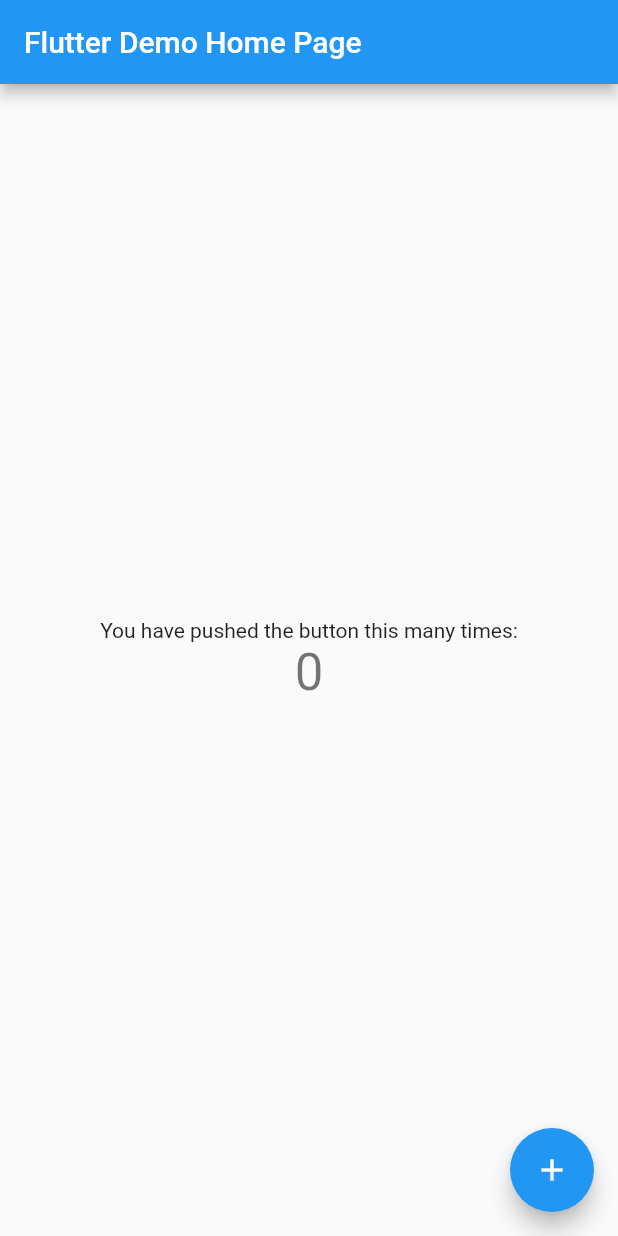
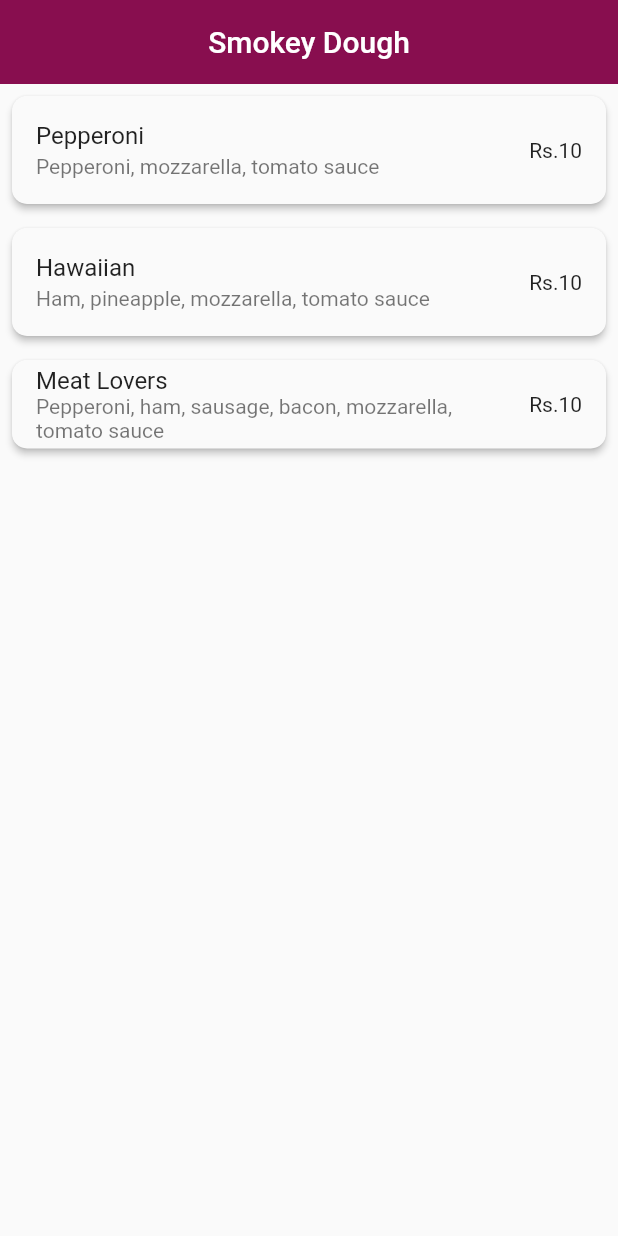
Before and after one commit to akshaykamath45/Flutter_Login, a Flutter app: the screen it shows after launch, on a phone screen of 412 x 824 dp. Run offline on Flutter 3.47's test engine with Material 2 defaults, Android fonts, the light colour scheme and no system bars.

Commit message:
models and dummy data added ✅

```diff
--- /dev/null
+++ b/lib/constants/strings.dart
@@ -0,0 +1,2 @@
+//Strings
+const String appName = 'Smokey Dough';
--- /dev/null
+++ b/lib/data/pizza_dummy_data.dart
@@ -0,0 +1,38 @@
+import 'package:smokey_dough/models/pizza.dart';
+
+List<PizzaModel> pizzaData = [
+  PizzaModel(
+    id: '1',
+    name: 'Pepperoni',
+    description: 'Pepperoni, mozzarella, tomato sauce',
+    ingredients: ['Pepperoni', 'Mozzarella', 'Tomato Sauce'],
+    images: ['assets/images/pizza1.png', 'assets/images/pizza2.png'],
+    quantity: 1,
+    price: 10,
+  ),
+  PizzaModel(
+    id: '2',
+    name: 'Hawaiian',
+    description: 'Ham, pineapple, mozzarella, tomato sauce',
+    ingredients: ['Ham', 'Pineapple', 'Mozzarella', 'Tomato Sauce'],
+    images: ['assets/images/pizza1.png', 'assets/images/pizza2.png'],
+    quantity: 1,
+    price: 10,
+  ),
+  PizzaModel(
+    id: '3',
+    name: 'Meat Lovers',
+    description: 'Pepperoni, ham, sausage, bacon, mozzarella, tomato sauce',
+    ingredients: [
+      'Pepperoni',
+      'Ham',
+      'Sausage',
+      'Bacon',
+      'Mozzarella',
+      'Tomato Sauce'
+    ],
+    images: ['assets/images/pizza1.png', 'assets/images/pizza2.png'],
+    quantity: 1,
+    price: 10,
+  ),
+];
--- a/lib/main.dart
+++ b/lib/main.dart
@@ -1,4 +1,7 @@
 import 'package:flutter/material.dart';
+import 'package:smokey_dough/views/screens/home.dart';
+import 'constants/strings.dart';
+import 'constants/colors.dart';
 
 void main() {
   runApp(const MyApp());
@@ -11,105 +14,11 @@
   @override
   Widget build(BuildContext context) {
     return MaterialApp(
-      title: 'Flutter Demo',
+      title: appName,
       theme: ThemeData(
-        // This is the theme of your application.
-        //
-        // Try running your application with "flutter run". You'll see the
-        // application has a blue toolbar. Then, without quitting the app, try
-        // changing the primarySwatch below to Colors.green and then invoke
-        // "hot reload" (press "r" in the console where you ran "flutter run",
-        // or simply save your changes to "hot reload" in a Flutter IDE).
-        // Notice that the counter didn't reset back to zero; the application
-        // is not restarted.
-        primarySwatch: Colors.blue,
+        primarySwatch: themeColor,
       ),
-      home: const MyHomePage(title: 'Flutter Demo Home Page'),
+      home: const HomeScreenView(),
     );
   }
 }
-
-class MyHomePage extends StatefulWidget {
-  const MyHomePage({super.key, required this.title});
-
-  // This widget is the home page of your application. It is stateful, meaning
-  // that it has a State object (defined below) that contains fields that affect
-  // how it looks.
-
-  // This class is the configuration for the state. It holds the values (in this
-  // case the title) provided by the parent (in this case the App widget) and
-  // used by the build method of the State. Fields in a Widget subclass are
-  // always marked "final".
-
-  final String title;
-
-  @override
-  State<MyHomePage> createState() => _MyHomePageState();
-}
-
-class _MyHomePageState extends State<MyHomePage> {
-  int _counter = 0;
-
-  void _incrementCounter() {
-    setState(() {
-      // This call to setState tells the Flutter framework that something has
-      // changed in this State, which causes it to rerun the build method below
-      // so that the display can reflect the updated values. If we changed
-      // _counter without calling setState(), then the build method would not be
-      // called again, and so nothing would appear to happen.
-      _counter++;
-    });
-  }
-
-  @override
-  Widget build(BuildContext context) {
-    // This method is rerun every time setState is called, for instance as done
-    // by the _incrementCounter method above.
-    //
-    // The Flutter framework has been optimized to make rerunning build methods
-    // fast, so that you can just rebuild anything that needs updating rather
-    // than having to individually change instances of widgets.
-    return Scaffold(
-      appBar: AppBar(
-        // Here we take the value from the MyHomePage object that was created by
-        // the App.build method, and use it to set our appbar title.
-        title: Text(widget.title),
-      ),
-      body: Center(
-        // Center is a layout widget. It takes a single child and positions it
-        // in the middle of the parent.
-        child: Column(
-          // Column is also a layout widget. It takes a list of children and
-          // arranges them vertically. By default, it sizes itself to fit its
-          // children horizontally, and tries to be as tall as its parent.
-          //
-          // Invoke "debug painting" (press "p" in the console, choose the
-          // "Toggle Debug Paint" action from the Flutter Inspector in Android
-          // Studio, or the "Toggle Debug Paint" command in Visual Studio Code)
-          // to see the wireframe for each widget.
-          //
-          // Column has various properties to control how it sizes itself and
-          // how it positions its children. Here we use mainAxisAlignment to
-          // center the children vertically; the main axis here is the vertical
-          // axis because Columns are vertical (the cross axis would be
-          // horizontal).
-          mainAxisAlignment: MainAxisAlignment.center,
-          children: <Widget>[
-            const Text(
-              'You have pushed the button this many times:',
-            ),
-            Text(
-              '$_counter',
-              style: Theme.of(context).textTheme.headline4,
-            ),
-          ],
-        ),
-      ),
-      floatingActionButton: FloatingActionButton(
-        onPressed: _incrementCounter,
-        tooltip: 'Increment',
-        child: const Icon(Icons.add),
-      ), // This trailing comma makes auto-formatting nicer for build methods.
-    );
-  }
-}
--- /dev/null
+++ b/lib/views/screens/home.dart
@@ -0,0 +1,33 @@
+import 'package:flutter/material.dart';
+import 'package:smokey_dough/data/pizza_dummy_data.dart';
+import 'package:smokey_dough/views/widgets/pizza_card.dart';
+import '../../constants/strings.dart';
+
+class HomeScreenView extends StatelessWidget {
+  const HomeScreenView({super.key});
+
+  @override
+  Widget build(BuildContext context) {
+    return Scaffold(
+      appBar: AppBar(
+        title: const Text(appName),
+        elevation: 0,
+        centerTitle: true,
+      ),
+      body: Center(
+        child: Center(
+          child: ListView.builder(
+            itemBuilder: ((context, index) {
+              return PizzaCardWidget(
+                name: pizzaData[index].name,
+                description: pizzaData[index].description,
+                price: pizzaData[index].price,
+              );
+            }),
+            itemCount: pizzaData.length,
+          ),
+        ),
+      ),
+    );
+  }
+}
--- /dev/null
+++ b/lib/views/widgets/pizza_card.dart
@@ -0,0 +1,28 @@
+import 'package:flutter/material.dart';
+
+class PizzaCardWidget extends StatelessWidget {
+  final String name;
+  final String description;
+  final int price;
+  const PizzaCardWidget(
+      {super.key,
+      required this.name,
+      required this.description,
+      required this.price});
+
+  @override
+  Widget build(BuildContext context) {
+    return Padding(
+      padding: const EdgeInsets.all(8.0),
+      child: Material(
+        elevation: 2,
+        borderRadius: BorderRadius.circular(10.0),
+        child: ListTile(
+          title: Text(name),
+          subtitle: Text(description),
+          trailing: Text('Rs.$price'),
+        ),
+      ),
+    );
+  }
+}
```
Also changed, not shown: lib/constants/colors.dart (added, +25 -0 lines), lib/models/pizza.dart (added, +75 -0 lines), lib/models/user.dart (added, +57 -0 lines), 1 other file.
